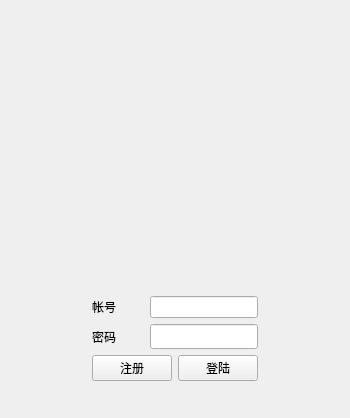
Qt form widget.ui (Connor1996/Pokemon) before a commit.
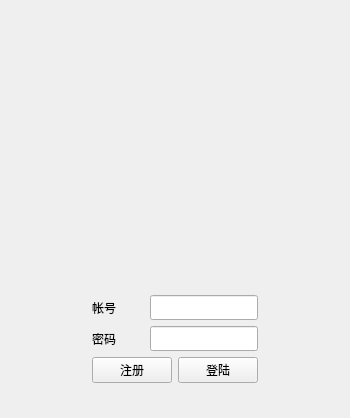
The same form after that commit.

The edit to the form file:
```diff
--- a/widget.ui
+++ b/widget.ui
@@ -58,6 +58,11 @@
       <layout class="QHBoxLayout" name="horizontalLayout">
        <item>
         <widget class="QLabel" name="label">
+         <property name="font">
+          <font>
+           <family>微软雅黑</family>
+          </font>
+         </property>
          <property name="text">
           <string>帐号</string>
          </property>
@@ -77,7 +82,13 @@
         </spacer>
        </item>
        <item>
-        <widget class="QLineEdit" name="lineEdit"/>
+        <widget class="QLineEdit" name="usernameEdit">
+         <property name="font">
+          <font>
+           <family>微软雅黑</family>
+          </font>
+         </property>
+        </widget>
        </item>
       </layout>
      </item>
@@ -85,6 +96,11 @@
       <layout class="QHBoxLayout" name="horizontalLayout_2">
        <item>
         <widget class="QLabel" name="label_2">
+         <property name="font">
+          <font>
+           <family>微软雅黑</family>
+          </font>
+         </property>
          <property name="text">
           <string>密码</string>
          </property>
```
Left out of the diff: 6 changed lines with no effect on the pictures.
